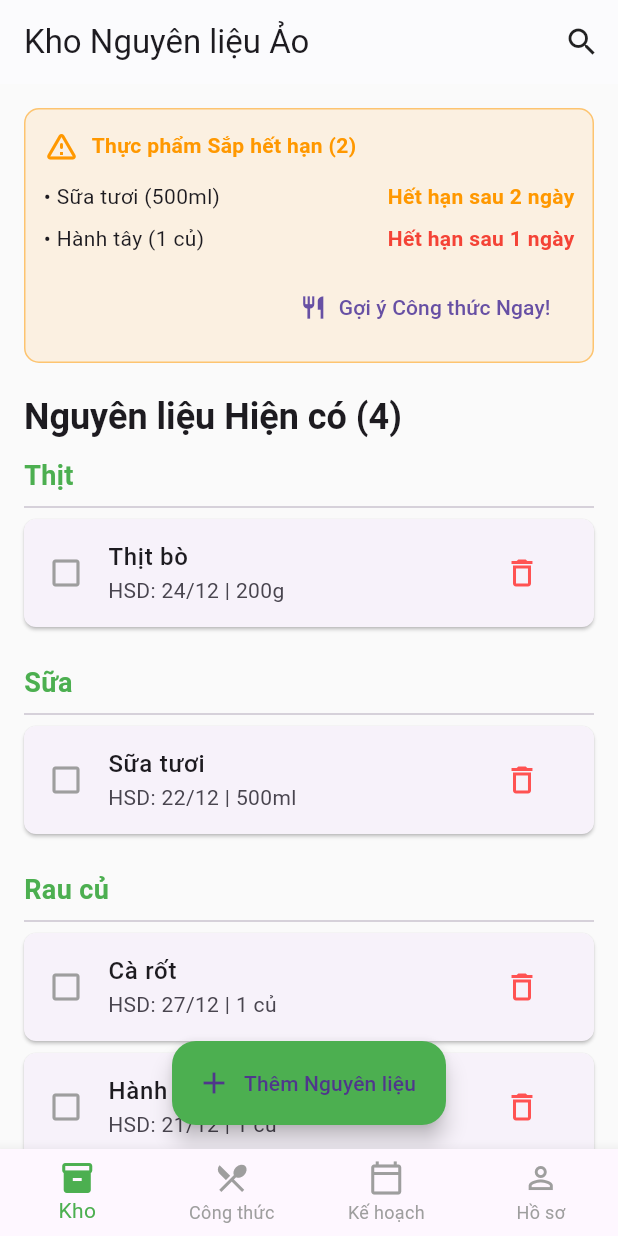
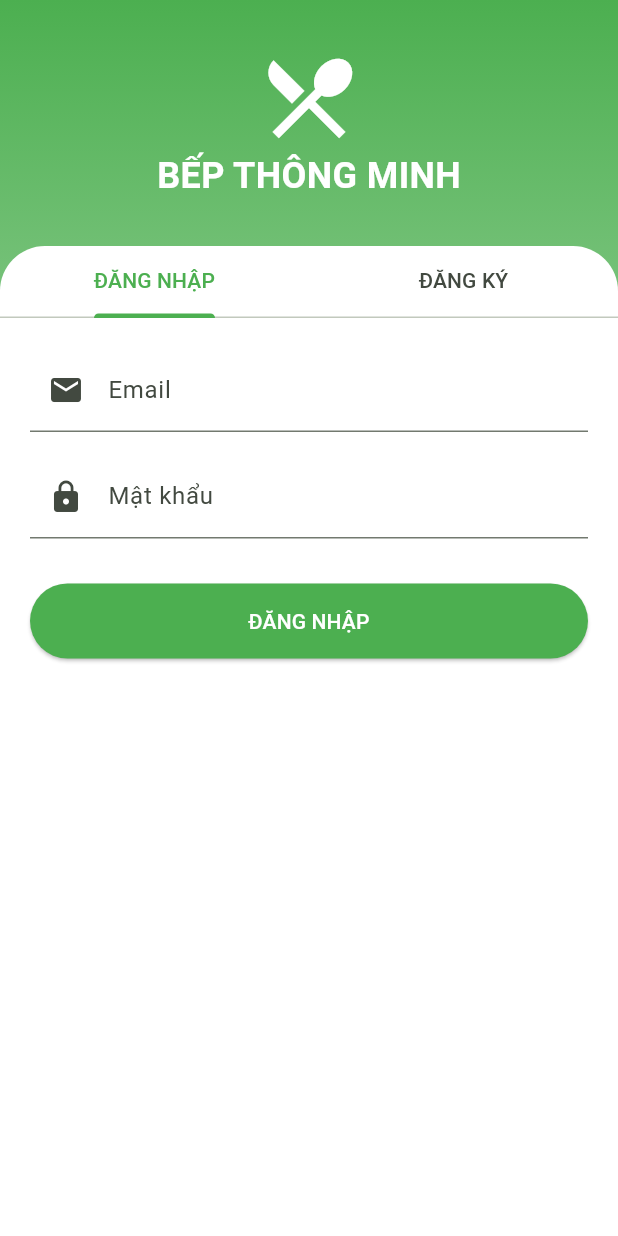
Before and after one commit to Hoangfcon03/LapTrinhMobile, a Flutter app: the screen it shows after launch, on a phone screen of 412 x 824 dp. Run offline on Flutter 3.47's test engine with Material 3 defaults, Android fonts, the phone set to English and light mode, and no system bars; accounts and stored records are empty.

Commit message:
Thêm phần auth

```diff
--- /dev/null
+++ b/lib/features/auth/domain/auth_provider.dart
@@ -0,0 +1,47 @@
+import 'package:flutter/material.dart';
+import 'package:bepthongminh64pm1duchoang/features/auth/domain/user_model.dart';
+
+class AuthProvider with ChangeNotifier {
+  UserModel? _user;
+  bool _isLoading = false;
+
+  UserModel? get user => _user;
+  bool get isLoading => _isLoading;
+  bool get isLoggedIn => _user != null;
+
+  // Giả lập Đăng nhập
+  Future<bool> login(String email, String password) async {
+    _isLoading = true;
+    notifyListeners();
+
+    // Giả lập delay API 1.5 giây
+    await Future.delayed(const Duration(milliseconds: 1500));
+
+    if (email.isNotEmpty && password.length >= 6) {
+      _user = UserModel(id: '1', email: email, name: 'Người dùng Bếp');
+      _isLoading = false;
+      notifyListeners();
+      return true;
+    }
+
+    _isLoading = false;
+    notifyListeners();
+    return false;
+  }
+
+  // Đăng ký
+  Future<void> register(String name, String email, String password) async {
+    _isLoading = true;
+    notifyListeners();
+    await Future.delayed(const Duration(seconds: 2));
+    _user = UserModel(id: '2', email: email, name: name);
+    _isLoading = false;
+    notifyListeners();
+  }
+
+  // Đăng xuất
+  void logout() {
+    _user = null;
+    notifyListeners();
+  }
+}
--- /dev/null
+++ b/lib/features/auth/domain/user_model.dart
@@ -0,0 +1,7 @@
+class UserModel {
+  final String id;
+  final String email;
+  final String name;
+
+  UserModel({required this.id, required this.email, required this.name});
+}
--- /dev/null
+++ b/lib/features/auth/presentation/screens/auth_screen.dart
@@ -0,0 +1,132 @@
+// dang ki dang nhap
+import 'package:flutter/material.dart';
+import 'package:provider/provider.dart';
+import 'package:bepthongminh64pm1duchoang/features/auth/domain/auth_provider.dart';
+
+class AuthScreen extends StatefulWidget {
+  const AuthScreen({super.key});
+
+  @override
+  State<AuthScreen> createState() => _AuthScreenState();
+}
+
+class _AuthScreenState extends State<AuthScreen> with SingleTickerProviderStateMixin {
+  late TabController _tabController;
+  final TextEditingController _emailController = TextEditingController();
+  final TextEditingController _passController = TextEditingController();
+  final TextEditingController _nameController = TextEditingController();
+
+  @override
+  void initState() {
+    super.initState();
+    _tabController = TabController(length: 2, vsync: this);
+  }
+
+  @override
+  Widget build(BuildContext context) {
+    final auth = Provider.of<AuthProvider>(context);
+
+    return Scaffold(
+      body: Container(
+        decoration: BoxDecoration(
+          gradient: LinearGradient(
+            begin: Alignment.topCenter,
+            end: Alignment.bottomCenter,
+            colors: [Theme.of(context).primaryColor, Colors.white],
+          ),
+        ),
+        child: SafeArea(
+          child: auth.isLoading
+              ? const Center(child: CircularProgressIndicator(color: Colors.white))
+              : Column(
+            children: [
+              const SizedBox(height: 30),
+              const Icon(Icons.restaurant_menu, size: 70, color: Colors.white),
+              const Text('BẾP THÔNG MINH',
+                  style: TextStyle(fontSize: 24, fontWeight: FontWeight.bold, color: Colors.white)),
+              const SizedBox(height: 30),
+              Expanded(
+                child: Container(
+                  decoration: const BoxDecoration(
+                    color: Colors.white,
+                    borderRadius: BorderRadius.vertical(top: Radius.circular(30)),
+                  ),
+                  child: Column(
+                    children: [
+                      TabBar(
+                        controller: _tabController,
+                        labelColor: Theme.of(context).primaryColor,
+                        tabs: const [Tab(text: 'ĐĂNG NHẬP'), Tab(text: 'ĐĂNG KÝ')],
+                      ),
+                      Expanded(
+                        child: TabBarView(
+                          controller: _tabController,
+                          children: [_buildLogin(), _buildRegister()],
+                        ),
+                      ),
+                    ],
+                  ),
+                ),
+              ),
+            ],
+          ),
+        ),
+      ),
+    );
+  }
+
+  Widget _buildLogin() {
+    return Padding(
+      padding: const EdgeInsets.all(20),
+      child: Column(
+        children: [
+          TextField(controller: _emailController, decoration: const InputDecoration(labelText: 'Email', prefixIcon: Icon(Icons.email))),
+          const SizedBox(height: 15),
+          TextField(controller: _passController, obscureText: true, decoration: const InputDecoration(labelText: 'Mật khẩu', prefixIcon: Icon(Icons.lock))),
+          const SizedBox(height: 30),
+          SizedBox(
+            width: double.infinity,
+            height: 50,
+            child: ElevatedButton(
+              onPressed: () async {
+                final success = await Provider.of<AuthProvider>(context, listen: false)
+                    .login(_emailController.text, _passController.text);
+                if (!success && mounted) {
+                  ScaffoldMessenger.of(context).showSnackBar(const SnackBar(content: Text('Sai tài khoản hoặc mật khẩu!')));
+                }
+              },
+              style: ElevatedButton.styleFrom(backgroundColor: Theme.of(context).primaryColor),
+              child: const Text('ĐĂNG NHẬP', style: TextStyle(color: Colors.white)),
+            ),
+          ),
+        ],
+      ),
+    );
+  }
+
+  Widget _buildRegister() {
+    return Padding(
+      padding: const EdgeInsets.all(20),
+      child: Column(
+        children: [
+          TextField(controller: _nameController, decoration: const InputDecoration(labelText: 'Họ tên', prefixIcon: Icon(Icons.person))),
+          const SizedBox(height: 15),
+          TextField(controller: _emailController, decoration: const InputDecoration(labelText: 'Email', prefixIcon: Icon(Icons.email))),
+          const SizedBox(height: 15),
+          TextField(controller: _passController, obscureText: true, decoration: const InputDecoration(labelText: 'Mật khẩu', prefixIcon: Icon(Icons.lock))),
+          const SizedBox(height: 30),
+          SizedBox(
+            width: double.infinity,
+            height: 50,
+            child: ElevatedButton(
+              onPressed: () => Provider.of<AuthProvider>(context, listen: false)
+                  .register(_nameController.text, _emailController.text, _passController.text),
+              style: ElevatedButton.styleFrom(backgroundColor: Theme.of(context).primaryColor),
+              child: const Text('TẠO TÀI KHOẢN', style: TextStyle(color: Colors.white)),
+            ),
+          ),
+        ],
+      ),
+    );
+  }
+}
--- a/lib/features/pantry/presentation/screens/pantry_screen.dart
+++ b/lib/features/pantry/presentation/screens/pantry_screen.dart
@@ -1,3 +1,5 @@
+//Tủ nguyên liệu Ảo
+
 import 'package:flutter/material.dart';
 import 'package:provider/provider.dart';
 
--- a/lib/features/planner/presentation/screens/planner_screen.dart
+++ b/lib/features/planner/presentation/screens/planner_screen.dart
@@ -1,3 +1,5 @@
+//Kế hoạch mua sắm
+
 import 'package:flutter/material.dart';
 import 'package:provider/provider.dart';
 import 'package:bepthongminh64pm1duchoang/features/planner/domain/planner_provider.dart';
--- a/lib/features/recipe/presentation/screens/recipe_detail_screen.dart
+++ b/lib/features/recipe/presentation/screens/recipe_detail_screen.dart
@@ -1,3 +1,5 @@
+//CÔng thức nấu ăn
+
 import 'package:flutter/material.dart';
 import 'package:provider/provider.dart';
 
--- a/lib/main.dart
+++ b/lib/main.dart
@@ -1,34 +1,27 @@
 import 'package:flutter/material.dart';
 import 'package:provider/provider.dart';
 
-// --- Modules Cốt lõi (FRs) ---
-// FR1: Kho Nguyên liệu
-import 'features/pantry/presentation/screens/pantry_screen.dart';
-import 'features/pantry/domain/pantry_provider.dart';
+// --- Import Tuyệt đối (Sửa lại cho đồng bộ) ---
+import 'package:bepthongminh64pm1duchoang/features/pantry/domain/pantry_provider.dart';
+import 'package:bepthongminh64pm1duchoang/features/pantry/presentation/screens/pantry_screen.dart';
 
-// FR2: Gợi ý Công thức
-import 'features/recipe/presentation/screens/recipe_list_screen.dart';
-import 'features/recipe/domain/recipe_provider.dart';
+import 'package:bepthongminh64pm1duchoang/features/recipe/domain/recipe_provider.dart';
+import 'package:bepthongminh64pm1duchoang/features/recipe/presentation/screens/recipe_list_screen.dart';
 
-// FR4: Kế hoạch & Mua sắm
-import 'features/planner/presentation/screens/planner_screen.dart';
-import 'package:bepthongminh64pm1duchoang/features/pantry/domain/pantry_provider.dart';
-import 'package:bepthongminh64pm1duchoang/features/recipe/domain/recipe_provider.dart';
 import 'package:bepthongminh64pm1duchoang/features/planner/domain/planner_provider.dart';
+import 'package:bepthongminh64pm1duchoang/features/planner/presentation/screens/planner_screen.dart';
 
-// Module Hồ sơ (Placeholder)
-import 'features/profile/presentation/screens/profile_screen.dart';
+import 'package:bepthongminh64pm1duchoang/features/auth/domain/auth_provider.dart';
+import 'package:bepthongminh64pm1duchoang/features/auth/presentation/screens/auth_screen.dart';
 
+import 'package:bepthongminh64pm1duchoang/features/profile/presentation/screens/profile_screen.dart';
 
 void main() {
-  // Bọc toàn bộ ứng dụng trong MultiProvider để quản lý trạng thái
   runApp(
     MultiProvider(
       providers: [
-        // Khởi tạo các Provider (State Management)
-        ChangeNotifierProvider(create: (_) => PantryProvider()),
-        ChangeNotifierProvider(create: (_) => RecipeProvider()),
-        // Thêm PlannerProvider, ShoppingListProvider sau này
+        // Chỉ khai báo MỖI PROVIDER MỘT LẦN duy nhất
+        ChangeNotifierProvider(create: (_) => AuthProvider()),
         ChangeNotifierProvider(create: (_) => PantryProvider()),
         ChangeNotifierProvider(create: (_) => RecipeProvider()),
         ChangeNotifierProvider(create: (_) => PlannerProvider()),
@@ -47,19 +40,26 @@ class KitchenAssistantApp extends StatelessWidget {
       title: 'Bếp Trợ Lý Thông Minh',
       debugShowCheckedModeBanner: false,
       theme: ThemeData(
-        // Chủ đề màu sắc chính: Xanh lá cây (Fresh/Healthy)
-        primarySwatch: Colors.green,
-        primaryColor: const Color(0xFF4CAF50),
-        hintColor: const Color(0xFFFF9800), // Màu cam làm điểm nhấn/cảnh báo
+        colorScheme: ColorScheme.fromSeed(
+          seedColor: const Color(0xFF4CAF50),
+          primary: const Color(0xFF4CAF50),
+          secondary: const Color(0xFFFF9800),
+        ),
         scaffoldBackgroundColor: Colors.grey[50],
         appBarTheme: const AppBarTheme(
           backgroundColor: Colors.white,
           elevation: 0.5,
+          titleTextStyle: TextStyle(color: Colors.black87, fontSize: 20, fontWeight: FontWeight.bold),
           iconTheme: IconThemeData(color: Colors.black87),
         ),
         useMaterial3: true,
       ),
-      home: const MainLayoutScreen(),
+      // LOGIC: Kiểm tra trạng thái đăng nhập để hiển thị màn hình phù hợp
+      home: Consumer<AuthProvider>(
+        builder: (context, auth, _) {
+          return auth.isLoggedIn ? const MainLayoutScreen() : const AuthScreen();
+        },
+      ),
     );
   }
 }
@@ -74,13 +74,11 @@ class MainLayoutScreen extends StatefulWidget {
 class _MainLayoutScreenState extends State<MainLayoutScreen> {
   int _selectedIndex = 0;
 
-  // Danh sách các màn hình tương ứng với BottomNavigationBar
-  // Đã sắp xếp lại để khớp chính xác 4 items
   static final List<Widget> _widgetOptions = <Widget>[
-    const PantryScreen(), // Index 0: Kho (FR1)
-    const RecipeListScreen(), // Index 1: Công thức (FR2)
-    const PlannerScreen(), // Index 2: Kế hoạch (FR4)
-    const ProfileScreen(), // Index 3: Hồ sơ
+    const PantryScreen(),      // Index 0: Kho
+    const RecipeListScreen(),  // Index 1: Công thức
+    const PlannerScreen(),     // Index 2: Kế hoạch
+    const ProfileScreen(),     // Index 3: Hồ sơ
   ];
 
   void _onItemTapped(int index) {
@@ -119,7 +117,7 @@ class _MainLayoutScreenState extends State<MainLayoutScreen> {
         currentIndex: _selectedIndex,
         selectedItemColor: Theme.of(context).primaryColor,
         unselectedItemColor: Colors.grey,
-        type: BottomNavigationBarType.fixed, // Giúp các tab không bị dịch chuyển
+        type: BottomNavigationBarType.fixed,
         onTap: _onItemTapped,
       ),
     );
```
